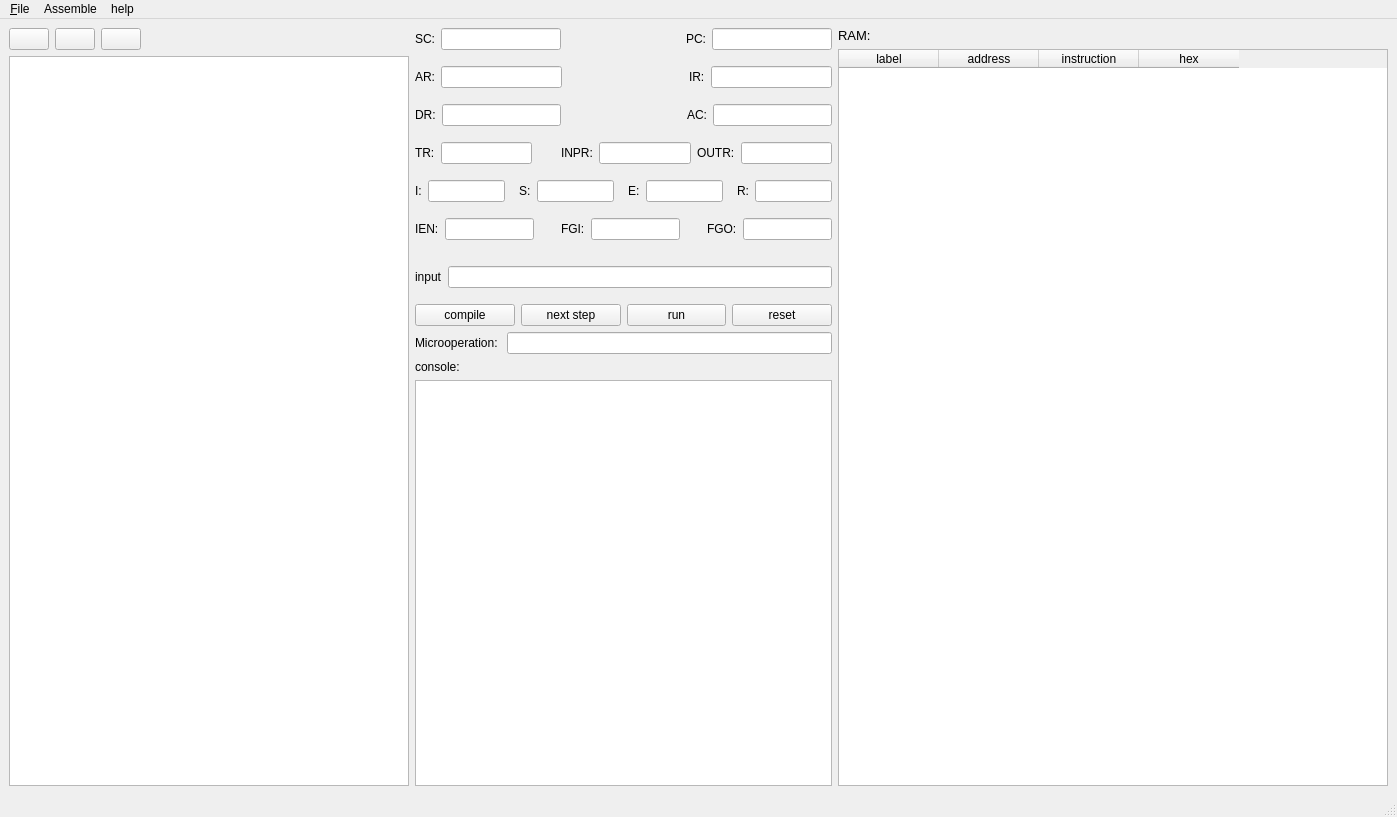
Qt form mainwindow.ui (mmahdibarghi/mano-simulator) before a commit.
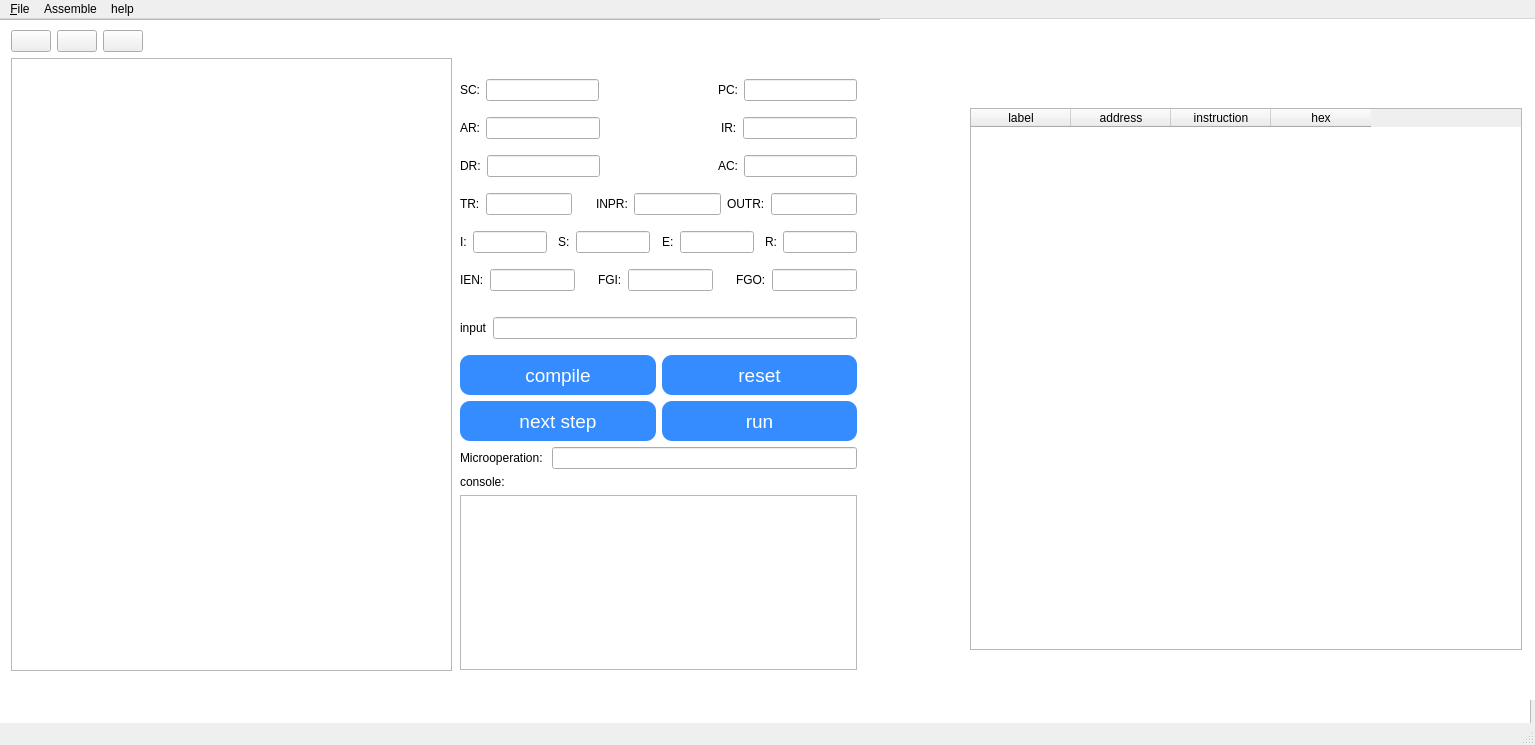
The same form after that commit. Icons and pictures are not drawn.

```diff
--- a/mainwindow.ui
+++ b/mainwindow.ui
@@ -6,8 +6,8 @@
    <rect>
     <x>0</x>
     <y>0</y>
-    <width>1397</width>
-    <height>817</height>
+    <width>1535</width>
+    <height>745</height>
    </rect>
   </property>
   <property name="minimumSize">
@@ -20,8 +20,47 @@
    <string>Mano simulator</string>
   </property>
   <widget class="QWidget" name="centralwidget">
-   <layout class="QHBoxLayout" name="horizontalLayout_16">
-    <item>
+   <widget class="QGraphicsView" name="graphicsView">
+    <property name="geometry">
+     <rect>
+      <x>-200</x>
+      <y>0</y>
+      <width>1731</width>
+      <height>711</height>
+     </rect>
+    </property>
+   </widget>
+   <widget class="QGraphicsView" name="graphicsView_2">
+    <property name="enabled">
+     <bool>true</bool>
+    </property>
+    <property name="geometry">
+     <rect>
+      <x>880</x>
+      <y>0</y>
+      <width>711</width>
+      <height>681</height>
+     </rect>
+    </property>
+    <property name="styleSheet">
+     <string notr="true">background-image: url(:/blue3.png);</string>
+    </property>
+    <property name="frameShape">
+     <enum>QFrame::NoFrame</enum>
+    </property>
+    <property name="lineWidth">
+     <number>0</number>
+    </property>
+   </widget>
+   <widget class="QWidget" name="layoutWidget">
+    <property name="geometry">
+     <rect>
+      <x>11</x>
+      <y>11</y>
+      <width>441</width>
+      <height>641</height>
+     </rect>
+    </property>
      <layout class="QVBoxLayout" name="verticalLayout_2">
       <property name="sizeConstraint">
        <enum>QLayout::SetDefaultConstraint</enum>
@@ -123,8 +162,16 @@
        </widget>
       </item>
      </layout>
-    </item>
-    <item>
+   </widget>
+   <widget class="QWidget" name="layoutWidget">
+    <property name="geometry">
+     <rect>
+      <x>460</x>
+      <y>60</y>
+      <width>397</width>
+      <height>591</height>
+     </rect>
+    </property>
      <layout class="QVBoxLayout" name="verticalLayout_5">
       <item>
        <layout class="QHBoxLayout" name="horizontalLayout_6">
@@ -548,13 +595,81 @@
        <layout class="QHBoxLayout" name="horizontalLayout_5">
         <item>
          <widget class="QPushButton" name="compile_btn">
+         <property name="minimumSize">
+          <size>
+           <width>10</width>
+           <height>40</height>
+          </size>
+         </property>
+         <property name="font">
+          <font>
+           <pointsize>14</pointsize>
+          </font>
+         </property>
+         <property name="statusTip">
+          <string>compile program</string>
+         </property>
+         <property name="styleSheet">
+          <string notr="true">background-color: rgb(52, 140, 255);
+color: rgb(255, 255, 255);
+border-radius: 10px;</string>
+         </property>
           <property name="text">
            <string>compile</string>
           </property>
          </widget>
         </item>
         <item>
+        <widget class="QPushButton" name="reset_btn">
+         <property name="minimumSize">
+          <size>
+           <width>0</width>
+           <height>40</height>
+          </size>
+         </property>
+         <property name="font">
+          <font>
+           <pointsize>14</pointsize>
+          </font>
+         </property>
+         <property name="styleSheet">
+          <string notr="true">background-color: rgb(52, 140, 255);
+color: rgb(255, 255, 255);
+border-radius: 10px;</string>
+         </property>
+         <property name="text">
+          <string>reset</string>
+         </property>
+        </widget>
+       </item>
+      </layout>
+     </item>
+     <item>
+      <layout class="QHBoxLayout" name="horizontalLayout_2"/>
+     </item>
+     <item>
+      <layout class="QHBoxLayout" name="horizontalLayout_3">
+       <item>
          <widget class="QPushButton" name="next_btn">
+         <property name="minimumSize">
+          <size>
+           <width>0</width>
+           <height>40</height>
+          </size>
+         </property>
+         <property name="font">
+          <font>
+           <pointsize>14</pointsize>
+          </font>
+         </property>
+         <property name="statusTip">
+          <string>run program step by step</string>
+         </property>
+         <property name="styleSheet">
+          <string notr="true">background-color: rgb(52, 140, 255);
+color: rgb(255, 255, 255);
+border-radius: 10px;</string>
+         </property>
           <property name="text">
            <string>next step</string>
           </property>
@@ -562,18 +677,30 @@
         </item>
         <item>
          <widget class="QPushButton" name="run_btn">
+         <property name="minimumSize">
+          <size>
+           <width>0</width>
+           <height>40</height>
+          </size>
+         </property>
+         <property name="font">
+          <font>
+           <pointsize>14</pointsize>
+          </font>
+         </property>
+         <property name="statusTip">
+          <string>run program until end of it</string>
+         </property>
+         <property name="styleSheet">
+          <string notr="true">background-color: rgb(52, 140, 255);
+color: rgb(255, 255, 255);
+border-radius: 10px;</string>
+         </property>
           <property name="text">
            <string>run</string>
           </property>
          </widget>
         </item>
-        <item>
-         <widget class="QPushButton" name="reset_btn">
-          <property name="text">
-           <string>reset</string>
-          </property>
-         </widget>
-        </item>
        </layout>
       </item>
       <item>
@@ -609,16 +736,27 @@
        </layout>
       </item>
      </layout>
-    </item>
-    <item>
+   </widget>
+   <widget class="QWidget" name="layoutWidget">
+    <property name="geometry">
+     <rect>
+      <x>970</x>
+      <y>60</y>
+      <width>552</width>
+      <height>571</height>
+     </rect>
+    </property>
      <layout class="QVBoxLayout" name="verticalLayout_4">
       <item>
        <widget class="QLabel" name="label_17">
         <property name="font">
          <font>
-          <pointsize>10</pointsize>
-         </font>
-        </property>
+         <pointsize>14</pointsize>
+        </font>
+       </property>
+       <property name="styleSheet">
+        <string notr="true">color: rgb(255, 255, 255);</string>
+       </property>
         <property name="text">
          <string>RAM:</string>
         </property>
@@ -691,15 +829,14 @@
        </widget>
       </item>
      </layout>
-    </item>
-   </layout>
+   </widget>
   </widget>
   <widget class="QMenuBar" name="menubar">
    <property name="geometry">
     <rect>
      <x>0</x>
      <y>0</y>
-     <width>1397</width>
+     <width>1535</width>
      <height>26</height>
     </rect>
    </property>
```
Lines whose indentation alone changed are shown as unchanged.
